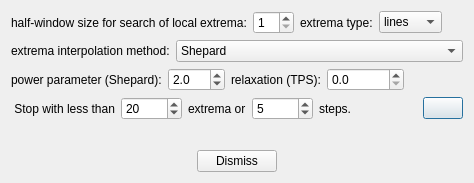
Above: imagejockey/emd/emdanalysisdialog.ui from PauloCarvalhoRJ/gammaray before the change. Below: the same form after it.
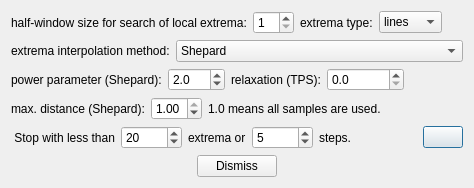
That is the form after the change. Icons and pictures are not drawn.

Commit message: EMD: working Thin Plate Spline interpolation.  Added max. distance parameter for Shepard's interpolation method.

The edit to the form file:
```diff
--- a/imagejockey/emd/emdanalysisdialog.ui
+++ b/imagejockey/emd/emdanalysisdialog.ui
@@ -166,6 +166,46 @@
      </item>
     </layout>
    </item>
+   <item>
+    <layout class="QHBoxLayout" name="horizontalLayout_6">
+     <property name="topMargin">
+      <number>0</number>
+     </property>
+     <item>
+      <widget class="QLabel" name="label_9">
+       <property name="text">
+        <string>max. distance (Shepard):</string>
+       </property>
+      </widget>
+     </item>
+     <item>
+      <widget class="QDoubleSpinBox" name="dblSpinMaxDistance">
+       <property name="maximum">
+        <double>1.000000000000000</double>
+       </property>
+       <property name="singleStep">
+        <double>0.100000000000000</double>
+       </property>
+       <property name="value">
+        <double>1.000000000000000</double>
+       </property>
+      </widget>
+     </item>
+     <item>
+      <widget class="QLabel" name="label_10">
+       <property name="sizePolicy">
+        <sizepolicy hsizetype="Expanding" vsizetype="Preferred">
+         <horstretch>0</horstretch>
+         <verstretch>0</verstretch>
+        </sizepolicy>
+       </property>
+       <property name="text">
+        <string>1.0 means all samples are used.</string>
+       </property>
+      </widget>
+     </item>
+    </layout>
+   </item>
    <item>
     <layout class="QHBoxLayout" name="horizontalLayout">
      <item>
```
The commit also changes 3 other files.
